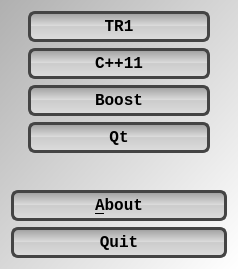
richelbilderbeek/ProjectRichelBilderbeek, file Tools/ToolRegexTester/qtregextestermenudialog.ui: the form before one commit.
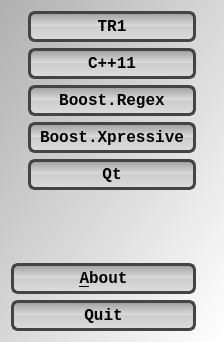
The form after the commit. Icons and pictures are not drawn.

Commit message: Boost.Xpressive

Diff of the .ui file:
```diff
--- a/Tools/ToolRegexTester/qtregextestermenudialog.ui
+++ b/Tools/ToolRegexTester/qtregextestermenudialog.ui
@@ -6,8 +6,8 @@
    <rect>
     <x>0</x>
     <y>0</y>
-    <width>238</width>
-    <height>269</height>
+    <width>224</width>
+    <height>342</height>
    </rect>
   </property>
   <property name="font">
@@ -165,7 +165,7 @@
    <item row="2" column="1">
     <widget class="QPushButton" name="button_find_boost">
      <property name="text">
-      <string>Boost</string>
+      <string>Boost.Regex</string>
      </property>
     </widget>
    </item>
@@ -189,7 +189,7 @@
     </widget>
    </item>
    <item row="3" column="0">
-    <widget class="QLabel" name="label_qt_left">
+    <widget class="QLabel" name="label_boost_left_2">
      <property name="sizePolicy">
       <sizepolicy hsizetype="Maximum" vsizetype="Preferred">
        <horstretch>0</horstretch>
@@ -210,12 +210,31 @@
    <item row="3" column="1">
     <widget class="QPushButton" name="button_find_qt">
      <property name="text">
-      <string>Qt</string>
+      <string>Boost.Xpressive</string>
      </property>
     </widget>
    </item>
    <item row="3" column="2">
-    <widget class="QLabel" name="label_qt_right">
+    <widget class="QLabel" name="label_boost_right_2">
+     <property name="sizePolicy">
+      <sizepolicy hsizetype="Maximum" vsizetype="Preferred">
+       <horstretch>0</horstretch>
+       <verstretch>0</verstretch>
+      </sizepolicy>
+     </property>
+     <property name="text">
+      <string/>
+     </property>
+     <property name="pixmap">
+      <pixmap resource="ToolRegexTester.qrc">:/images/PicBoost.png</pixmap>
+     </property>
+     <property name="alignment">
+      <set>Qt::AlignCenter</set>
+     </property>
+    </widget>
+   </item>
+   <item row="4" column="0">
+    <widget class="QLabel" name="label_qt_left">
      <property name="sizePolicy">
       <sizepolicy hsizetype="Maximum" vsizetype="Preferred">
        <horstretch>0</horstretch>
@@ -234,6 +253,32 @@
     </widget>
    </item>
    <item row="4" column="1">
+    <widget class="QPushButton" name="button_qt">
+     <property name="text">
+      <string>Qt</string>
+     </property>
+    </widget>
+   </item>
+   <item row="4" column="2">
+    <widget class="QLabel" name="label_qt_right">
+     <property name="sizePolicy">
+      <sizepolicy hsizetype="Maximum" vsizetype="Preferred">
+       <horstretch>0</horstretch>
+       <verstretch>0</verstretch>
+      </sizepolicy>
+     </property>
+     <property name="text">
+      <string/>
+     </property>
+     <property name="pixmap">
+      <pixmap resource="ToolRegexTester.qrc">:/images/PicQt.png</pixmap>
+     </property>
+     <property name="alignment">
+      <set>Qt::AlignCenter</set>
+     </property>
+    </widget>
+   </item>
+   <item row="5" column="1">
     <spacer name="verticalSpacer">
      <property name="orientation">
       <enum>Qt::Vertical</enum>
@@ -246,14 +291,14 @@
      </property>
     </spacer>
    </item>
-   <item row="5" column="0" colspan="3">
+   <item row="6" column="0" colspan="2">
     <widget class="QPushButton" name="button_about">
      <property name="text">
       <string>&amp;About</string>
      </property>
     </widget>
    </item>
-   <item row="6" column="0" colspan="3">
+   <item row="7" column="0" colspan="2">
     <widget class="QPushButton" name="button_quit">
      <property name="text">
       <string>Quit</string>
```
Left out of the diff: 14 changed lines with no effect on the pictures. The commit also changes 24 other files.
